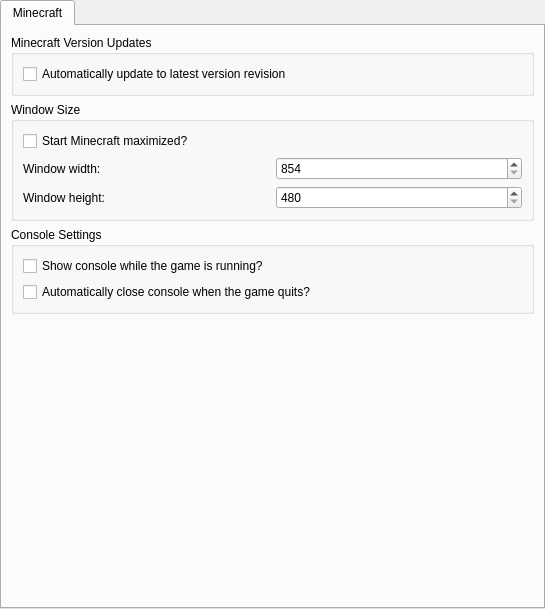
FreesmTeam/FreesmLauncher, file gui/pages/global/MinecraftPage.ui: the form before one commit.
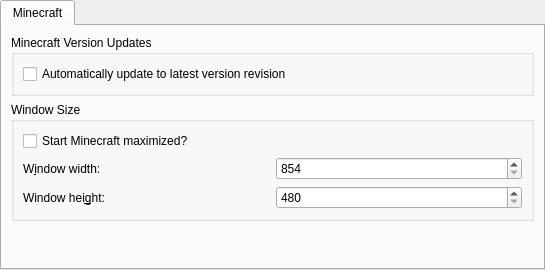
The form after the commit. Icons and pictures are not drawn.

Commit message:
Add console font size setting and a preview\
Also moves the console settings from the minecraft page.

The edit to the form file:
```diff
--- a/gui/pages/global/MinecraftPage.ui
+++ b/gui/pages/global/MinecraftPage.ui
@@ -7,7 +7,7 @@
     <x>0</x>
     <y>0</y>
     <width>545</width>
-    <height>609</height>
+    <height>270</height>
    </rect>
   </property>
   <property name="sizePolicy">
@@ -83,14 +83,20 @@
             <item row="1" column="0">
              <widget class="QLabel" name="labelWindowHeight">
               <property name="text">
-               <string>Window height:</string>
+               <string>Window hei&amp;ght:</string>
+              </property>
+              <property name="buddy">
+               <cstring>windowHeightSpinBox</cstring>
               </property>
              </widget>
             </item>
             <item row="0" column="0">
              <widget class="QLabel" name="labelWindowWidth">
               <property name="text">
-               <string>Window width:</string>
+               <string>W&amp;indow width:</string>
+              </property>
+              <property name="buddy">
+               <cstring>windowWidthSpinBox</cstring>
               </property>
              </widget>
             </item>
@@ -128,29 +134,6 @@
          </layout>
         </widget>
        </item>
-       <item>
-        <widget class="QGroupBox" name="consoleSettingsBox">
-         <property name="title">
-          <string>Console Settings</string>
-         </property>
-         <layout class="QVBoxLayout" name="verticalLayout_2">
-          <item>
-           <widget class="QCheckBox" name="showConsoleCheck">
-            <property name="text">
-             <string>Show console while the game is running?</string>
-            </property>
-           </widget>
-          </item>
-          <item>
-           <widget class="QCheckBox" name="autoCloseConsoleCheck">
-            <property name="text">
-             <string>Automatically close console when the game quits?</string>
-            </property>
-           </widget>
-          </item>
-         </layout>
-        </widget>
-       </item>
        <item>
         <spacer name="verticalSpacerMinecraft">
          <property name="orientation">
@@ -158,8 +141,8 @@
          </property>
          <property name="sizeHint" stdset="0">
           <size>
-           <width>20</width>
-           <height>40</height>
+           <width>0</width>
+           <height>0</height>
           </size>
          </property>
         </spacer>
```
Left out of the diff: 2 changed lines with no effect on the pictures. The commit also changes 6 other files.
